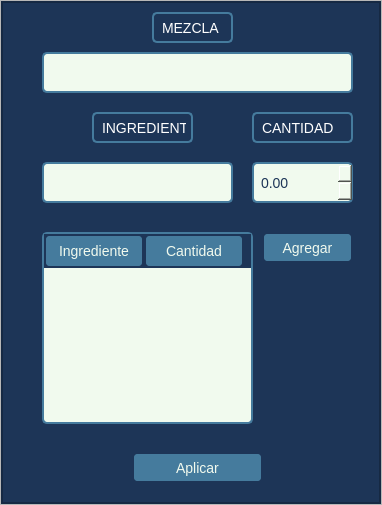
First picture: the form in ui_files/ventana_mezcla.ui, repository velardejp/Planta2, before the edit.
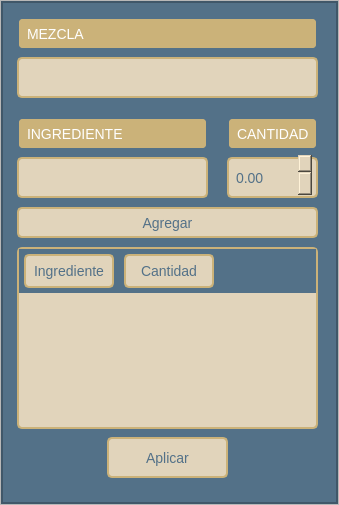
Second picture: the form after the edit. Icons and pictures are not drawn.

Commit message: diseño definido y arreglando modulo de mezclas

```diff
--- a/ui_files/ventana_mezcla.ui
+++ b/ui_files/ventana_mezcla.ui
@@ -6,7 +6,7 @@
    <rect>
     <x>0</x>
     <y>0</y>
-    <width>382</width>
+    <width>339</width>
     <height>505</height>
    </rect>
   </property>
@@ -56,7 +56,7 @@
       <item>
        <widget class="QFrame" name="backgroundcolor_frame">
         <property name="styleSheet">
-         <string notr="true">background-color: rgb(29, 53, 87);</string>
+         <string notr="true">background-color: #537188;</string>
         </property>
         <property name="frameShape">
          <enum>QFrame::StyledPanel</enum>
@@ -91,40 +91,44 @@
            <widget class="QComboBox" name="productos_para_mezcla">
             <property name="geometry">
              <rect>
-              <x>40</x>
-              <y>160</y>
-              <width>191</width>
-              <height>41</height>
+              <x>10</x>
+              <y>150</y>
+              <width>201</width>
+              <height>51</height>
              </rect>
             </property>
             <property name="styleSheet">
              <string notr="true">QComboBox {
-        background-color: #F1FAEE;
-        color: #1D3557;
-        border: 2px solid #457B9D;
-        border-radius: 5px;
-        padding: 5px;
-        font-size: 14px;
-    }
-    QComboBox::drop-down {
-        border: none;
-    }
-    QComboBox::down-arrow {
-        image: url(C:/Users/velar/OneDrive/Escritorio/Planta2/assets/icons8-expand-arrow-24.png);
-    }
-    QComboBox QAbstractItemView {
-        border: 2px solid #457B9D;
-        selection-background-color: #457B9D;
-    }</string>
+    background-color: #E1D4BB;
+    color: #537188;
+    border: 2px solid #CBB279;
+    border-radius: 5px;
+    padding: 5px;
+    margin: 5px;
+    font-size: 14px;
+}
+
+QComboBox::drop-down {
+    border: none;
+}
+
+QComboBox::down-arrow {
+    image: url(C:/Users/velar/OneDrive/Escritorio/Planta2/assets/icons8-expand-arrow-24.png);
+}
+
+QComboBox QAbstractItemView {
+    border: 2px solid #537188;
+    selection-background-color: #CBB279;
+}</string>
             </property>
            </widget>
            <widget class="QLabel" name="label">
             <property name="geometry">
              <rect>
-              <x>90</x>
+              <x>10</x>
               <y>110</y>
-              <width>101</width>
-              <height>31</height>
+              <width>201</width>
+              <height>43</height>
              </rect>
             </property>
             <property name="layoutDirection">
@@ -132,13 +136,15 @@
             </property>
             <property name="styleSheet">
              <string notr="true">QLabel {
-        color: #ffffff;            /* Color del texto */
-        
-        border: 2px solid #457B9D; /* Color del borde */
-        border-radius: 5px;        /* Radio del borde (para bordes redondeados) */
-        padding: 5px;              /* Espacio interior alrededor del texto */
-        font-size: 14px;           /* Tamaño del texto */
-    }</string>
+    color: #ffffff;
+    border: 2px solid #537188;
+    border-radius: 5px;
+    padding: 5px;
+    margin: 5px;
+    font-size: 14px;
+    text-align: center;
+    background-color: #CBB279;
+}</string>
             </property>
             <property name="text">
              <string>INGREDIENTE</string>
@@ -147,46 +153,51 @@
            <widget class="QDoubleSpinBox" name="cantidad_exit_paramezcla">
             <property name="geometry">
              <rect>
-              <x>250</x>
-              <y>160</y>
+              <x>220</x>
+              <y>150</y>
               <width>101</width>
-              <height>41</height>
+              <height>51</height>
              </rect>
             </property>
             <property name="styleSheet">
-             <string notr="true"> QDoubleSpinBox {
-        background-color: #F1FAEE;
-        color: #1D3557;
-        border: 2px solid #457B9D;
-        border-radius: 5px;
-        padding: 5px;
-        font-size: 14px;
-    }
-    QDoubleSpinBox::up-button {
-        width: 20px;
-        border: none;
-        background: #457B9D url(C:/Users/velar/OneDrive/Escritorio/Planta2/assets/icons8-collapse-arrow-24.png) no-repeat center;
-    }
-    QDoubleSpinBox::down-button {
-        width: 20px;
-        border: none;
-        background: #457B9D url(C:/Users/velar/OneDrive/Escritorio/Planta2/assets/icons8-expand-arrow-24.png) no-repeat center;
-    }
-    QDoubleSpinBox::up-button:pressed {
-        background: #1D3557 url(path_to_up_arrow) no-repeat center;
-    }
-    QDoubleSpinBox::down-button:pressed {
-        background: #1D3557 url(path_to_down_arrow) no-repeat center;
-    }</string>
+             <string notr="true">QDoubleSpinBox {
+    background-color: #E1D4BB;
+    color: #537188;
+    border: 2px solid #CBB279;
+    border-radius: 5px;
+    padding: 5px;
+    margin: 5px;
+    font-size: 14px;
+}
+
+QDoubleSpinBox::up-button {
+    width: 20px;
+    border: none;
+    background: #537188 url(C:/Users/velar/OneDrive/Escritorio/Planta2/assets/icons8-collapse-arrow-24.png) no-repeat center;
+}
+
+QDoubleSpinBox::down-button {
+    width: 20px;
+    border: none;
+    background: #537188 url(C:/Users/velar/OneDrive/Escritorio/Planta2/assets/icons8-expand-arrow-24.png) no-repeat center;
+}
+
+QDoubleSpinBox::up-button:pressed {
+    background: #CBB279 url(C:/Users/velar/OneDrive/Escritorio/Planta2/assets/icons8-collapse-arrow-24.png) no-repeat center;
+}
+
+QDoubleSpinBox::down-button:pressed {
+    background: #CBB279 url(C:/Users/velar/OneDrive/Escritorio/Planta2/assets/icons8-expand-arrow-24.png) no-repeat center;
+}</string>
             </property>
            </widget>
            <widget class="QLabel" name="label_2">
             <property name="geometry">
              <rect>
-              <x>250</x>
+              <x>220</x>
               <y>110</y>
               <width>101</width>
-              <height>31</height>
+              <height>43</height>
              </rect>
             </property>
             <property name="layoutDirection">
@@ -194,13 +205,15 @@
             </property>
             <property name="styleSheet">
              <string notr="true">QLabel {
-        color: #ffffff;            /* Color del texto */
-        
-        border: 2px solid #457B9D; /* Color del borde */
-        border-radius: 5px;        /* Radio del borde (para bordes redondeados) */
-        padding: 5px;              /* Espacio interior alrededor del texto */
-        font-size: 14px;           /* Tamaño del texto */
-    }</string>
+    color: #ffffff;
+    border: 2px solid #537188;
+    border-radius: 5px;
+    padding: 5px;
+    margin: 5px;
+    font-size: 14px;
+    text-align: center;
+    background-color: #CBB279;
+}</string>
             </property>
             <property name="text">
              <string>CANTIDAD</string>
@@ -209,30 +222,33 @@
            <widget class="QPushButton" name="submit_exit_mezcla">
             <property name="geometry">
              <rect>
-              <x>130</x>
-              <y>450</y>
+              <x>100</x>
+              <y>430</y>
               <width>131</width>
-              <height>31</height>
+              <height>51</height>
              </rect>
             </property>
             <property name="styleSheet">
              <string notr="true">QPushButton {
-        background-color: #457B9D;
-        color: #F1FAEE;
-        border: 2px solid #1D3557;
-        border-radius: 5px;
-        padding: 5px;
-        font-size: 14px;
-    }
-    QPushButton:hover {
-        background-color: #1D3557;
-        border: 2px solid #457B9D;
-    }
-    QPushButton:pressed {
-        background-color: #1D3557;
-        border: 2px solid #457B9D;
-        padding-left: 7px;  /* Para dar un efecto de &quot;presión&quot; */
-    }</string>
+    background-color: #E1D4BB;
+    color: #537188;
+    border: 2px solid #CBB279;
+    border-radius: 5px;
+    padding: 5px;
+    margin: 5px;
+    font-size: 14px;
+}
+
+QPushButton:hover {
+    background-color: #CBB279;
+    border: 2px solid #537188;
+}
+
+QPushButton:pressed {
+    background-color: #CBB279;
+    border: 2px solid #537188;
+    padding-left: 7px;
+}</string>
             </property>
             <property name="text">
              <string>Aplicar</string>
@@ -241,36 +257,41 @@
            <widget class="QTableWidget" name="ingredientes_mezcla">
             <property name="geometry">
              <rect>
-              <x>40</x>
-              <y>230</y>
-              <width>211</width>
+              <x>10</x>
+              <y>240</y>
+              <width>311</width>
               <height>192</height>
              </rect>
             </property>
             <property name="styleSheet">
              <string notr="true">QTableWidget {
-        background-color: #F1FAEE;
-        color: #1D3557;
-        border: 2px solid #457B9D;
-        border-radius: 5px;
-        font-size: 14px;
-        gridline-color: #457B9D;
-    }
-    QTableWidget::item {
-        border: 1px solid #457B9D;
-    }
-    QTableWidget::item:selected {
-        background-color: #457B9D;
-        color: #F1FAEE;
-    }
-    QHeaderView::section {
-        background-color: #457B9D;
-        color: #F1FAEE;
-        padding: 5px;
-        border: 2px solid #1D3557;
-        border-radius: 5px;
-        font-size: 14px;
-    }</string>
+    background-color: #E1D4BB;
+    color: #537188;
+    border: 2px solid #CBB279;
+    border-radius: 5px;
+    margin: 5px;
+    font-size: 14px;
+    gridline-color: #537188;
+}
+
+QTableWidget::item {
+    border: 1px solid #537188;
+}
+
+QTableWidget::item:selected {
+    background-color: #CBB279;
+    color: #E1D4BB;
+}
+
+QHeaderView::section {
+    background-color: #E1D4BB;
+    color: #537188;
+    padding: 5px;
+    border: 2px solid #CBB279;
+    border-radius: 5px;
+    margin: 5px;
+    font-size: 14px;
+}</string>
             </property>
             <column>
              <property name="text">
@@ -286,40 +307,44 @@
            <widget class="QComboBox" name="mezcla_combobox">
             <property name="geometry">
              <rect>
-              <x>40</x>
+              <x>10</x>
               <y>50</y>
               <width>311</width>
-              <height>41</height>
+              <height>51</height>
              </rect>
             </property>
             <property name="styleSheet">
              <string notr="true">QComboBox {
-        background-color: #F1FAEE;
-        color: #1D3557;
-        border: 2px solid #457B9D;
-        border-radius: 5px;
-        padding: 5px;
-        font-size: 14px;
-    }
-    QComboBox::drop-down {
-        border: none;
-    }
-    QComboBox::down-arrow {
-        image: url(C:/Users/velar/OneDrive/Escritorio/Planta2/assets/icons8-expand-arrow-24.png);
-    }
-    QComboBox QAbstractItemView {
-        border: 2px solid #457B9D;
-        selection-background-color: #457B9D;
-    }</string>
+    background-color: #E1D4BB;
+    color: #537188;
+    border: 2px solid #CBB279;
+    border-radius: 5px;
+    padding: 5px;
+    margin: 5px;
+    font-size: 14px;
+}
+
+QComboBox::drop-down {
+    border: none;
+}
+
+QComboBox::down-arrow {
+    image: url(C:/Users/velar/OneDrive/Escritorio/Planta2/assets/icons8-expand-arrow-24.png);
+}
+
+QComboBox QAbstractItemView {
+    border: 2px solid #537188;
+    selection-background-color: #CBB279;
+}</string>
             </property>
            </widget>
            <widget class="QLabel" name="label_3">
             <property name="geometry">
              <rect>
-              <x>150</x>
+              <x>10</x>
               <y>10</y>
-              <width>81</width>
-              <height>31</height>
+              <width>311</width>
+              <height>43</height>
              </rect>
             </property>
             <property name="layoutDirection">
@@ -327,13 +352,15 @@
             </property>
             <property name="styleSheet">
              <string notr="true">QLabel {
-        color: #ffffff;            /* Color del texto */
-        
-        border: 2px solid #457B9D; /* Color del borde */
-        border-radius: 5px;        /* Radio del borde (para bordes redondeados) */
-        padding: 5px;              /* Espacio interior alrededor del texto */
-        font-size: 14px;           /* Tamaño del texto */
-    }</string>
+    color: #ffffff;
+    border: 2px solid #537188;
+    border-radius: 5px;
+    padding: 5px;
+    margin: 5px;
+    font-size: 14px;
+    text-align: center;
+    background-color: #CBB279;
+}</string>
             </property>
             <property name="text">
              <string>MEZCLA</string>
@@ -342,30 +369,33 @@
            <widget class="QPushButton" name="agregar_ingrediente">
             <property name="geometry">
              <rect>
-              <x>260</x>
-              <y>230</y>
-              <width>91</width>
-              <height>31</height>
+              <x>10</x>
+              <y>200</y>
+              <width>311</width>
+              <height>41</height>
              </rect>
             </property>
             <property name="styleSheet">
              <string notr="true">QPushButton {
-        background-color: #457B9D;
-        color: #F1FAEE;
-        border: 2px solid #1D3557;
-        border-radius: 5px;
-        padding: 5px;
-        font-size: 14px;
-    }
-    QPushButton:hover {
-        background-color: #1D3557;
-        border: 2px solid #457B9D;
-    }
-    QPushButton:pressed {
-        background-color: #1D3557;
-        border: 2px solid #457B9D;
-        padding-left: 7px;  /* Para dar un efecto de &quot;presión&quot; */
-    }</string>
+    background-color: #E1D4BB;
+    color: #537188;
+    border: 2px solid #CBB279;
+    border-radius: 5px;
+    padding: 5px;
+    margin: 5px;
+    font-size: 14px;
+}
+
+QPushButton:hover {
+    background-color: #CBB279;
+    border: 2px solid #537188;
+}
+
+QPushButton:pressed {
+    background-color: #CBB279;
+    border: 2px solid #537188;
+    padding-left: 7px;
+}</string>
             </property>
             <property name="text">
              <string>Agregar</string>
```
Left out of the diff: 2 changed lines with no effect on the pictures. The commit also changes 76 other files.
